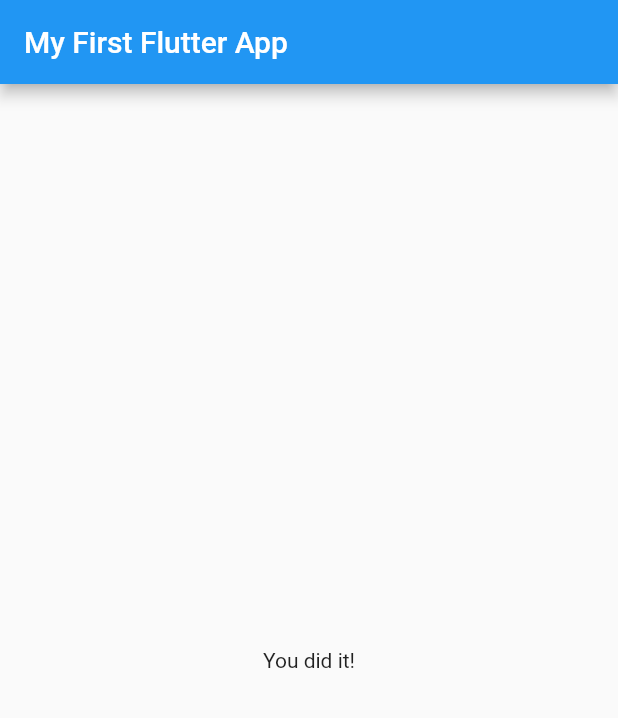
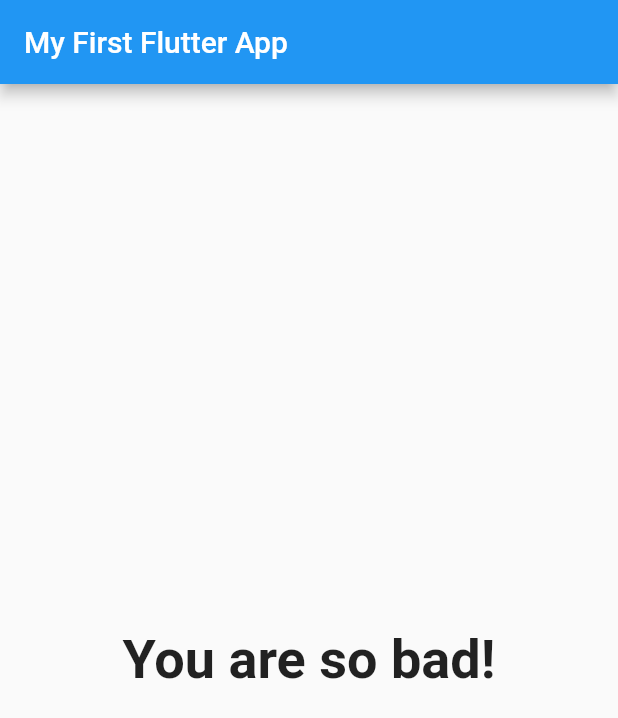
Before and after one commit to paulrsmithjnr/flutter_practice, a Flutter app: the screen it shows after launch, after a tap on "Black", after a tap on "Snake", after a tap on "Raymond", on a phone screen of 412 x 824 dp. Shown: the top 718 px of the screen. Run offline on Flutter 3.47's test engine with Material 2 defaults, Android fonts, the phone set to English and light mode, and no system bars.

Commit message:
Added scores to the answers and different results at the end of the quiz based on final scores

```diff
--- a/lib/answer.dart
+++ b/lib/answer.dart
@@ -5,8 +5,6 @@ class Answer extends StatelessWidget {
   final String answerText;
 
   Answer(this.selectHandler, this.answerText);
-
-  // const Answer({ Key? key }) : super(key: key);
 
   @override
   Widget build(BuildContext context) {
--- a/lib/main.dart
+++ b/lib/main.dart
@@ -12,7 +12,6 @@ void main() => runApp(MyApp());
 class MyApp extends StatefulWidget {
   @override
   State<StatefulWidget> createState() {
-    // TODO: implement createState
     return _MyAppState();
   }
 }
@@ -22,20 +21,38 @@ class _MyAppState extends State<MyApp> {
   final _questions = const [
     {
       'questionText': 'What\'s your favourite colour?',
-      'answers': ['Black', 'Red', 'Green', 'White', 'Yellow']
+      'answers': [
+        {'text': 'Black', 'score': 10},
+        {'text': 'Red', 'score': 5},
+        {'text': 'Green', 'score': 3},
+        {'text': 'White', 'score': 1},
+        {'text': 'Yellow', 'score': 2}
+      ]
     },
     {
       'questionText': 'What\'s your favourite animal?',
-      'answers': ['Rabbit', 'Snake', 'Elephant', 'Lion']
+      'answers': [
+        {'text': 'Rabbit', 'score': 3},
+        {'text': 'Snake', 'score': 9},
+        {'text': 'Elephant', 'score': 5},
+        {'text': 'Lion', 'score': 1},
+      ]
     },
     {
       'questionText': 'Who\'s your favourite instructor?',
-      'answers': ['Rahmoi', 'Paul', 'Raymond']
+      'answers': [
+        {'text': 'Rahmoi', 'score': 1},
+        {'text': 'Paul', 'score': 4},
+        {'text': 'Raymond', 'score': 7},
+      ]
     },
   ];
   var _questionIndex = 0;
+  var _totalScore = 0;
 
-  void _answerQuestion() {
+  void _answerQuestion(int score) {
+    _totalScore += score;
+
     setState(() {
       _questionIndex = _questionIndex + 1;
     });
@@ -62,7 +79,7 @@ class _MyAppState extends State<MyApp> {
                 questionIndex: _questionIndex,
                 questions: _questions,
               )
-            : Result(),
+            : Result(_totalScore),
       ),
     );
   }
--- a/lib/question.dart
+++ b/lib/question.dart
@@ -4,8 +4,6 @@ class Question extends StatelessWidget {
   final String questionText;
 
   Question(this.questionText);
-
-  // const Question({Key? key}) : super(key: key);
 
   @override
   Widget build(BuildContext context) {
--- a/lib/quiz.dart
+++ b/lib/quiz.dart
@@ -6,7 +6,7 @@ import './answer.dart';
 class Quiz extends StatelessWidget {
   final List<Map<String, Object>> questions;
   final int questionIndex;
-  final VoidCallback answerQuestion;
+  final Function answerQuestion;
 
   Quiz(
       {required this.questions,
@@ -20,8 +20,10 @@ class Quiz extends StatelessWidget {
         Question(
           questions[questionIndex]['questionText'] as String,
         ),
-        ...(questions[questionIndex]['answers'] as List<String>).map((answer) {
-          return Answer(answerQuestion, answer);
+        ...(questions[questionIndex]['answers'] as List<Map<String, Object>>)
+            .map((answer) {
+          return Answer((() => answerQuestion(answer['score'])),
+              (answer['text'] as String));
         }).toList()
       ],
     );
--- a/lib/result.dart
+++ b/lib/result.dart
@@ -1,12 +1,35 @@
 import 'package:flutter/material.dart';
 
 class Result extends StatelessWidget {
-  // const Result({ Key? key }) : super(key: key);
+  final int resultScore;
+
+  Result(this.resultScore);
+
+  String get resultPhrase {
+    String resultText;
+    if (resultScore <= 8) {
+      resultText = 'You are awesome and innocent!';
+    } else if (resultScore <= 12) {
+      resultText = 'Pretty likeable!';
+    } else if (resultScore <= 16) {
+      resultText = 'You are ... strange?!';
+    } else {
+      resultText = 'You are so bad!';
+    }
+    return resultText;
+  }
 
   @override
   Widget build(BuildContext context) {
     return Center(
-      child: Text('You did it!'),
+      child: Text(
+        resultPhrase,
+        style: TextStyle(
+          fontSize: 36,
+          fontWeight: FontWeight.bold,
+        ),
+        textAlign: TextAlign.center,
+      ),
     );
   }
 }
```
